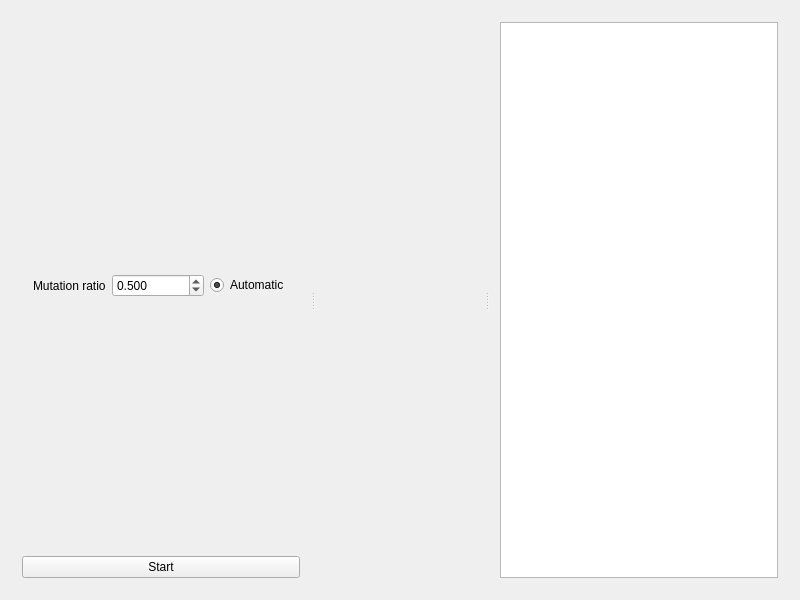
This is ui/main-window.ui in loicbourgois/pony-prediction as Qt 5 draws it before an edit. The edited form follows.
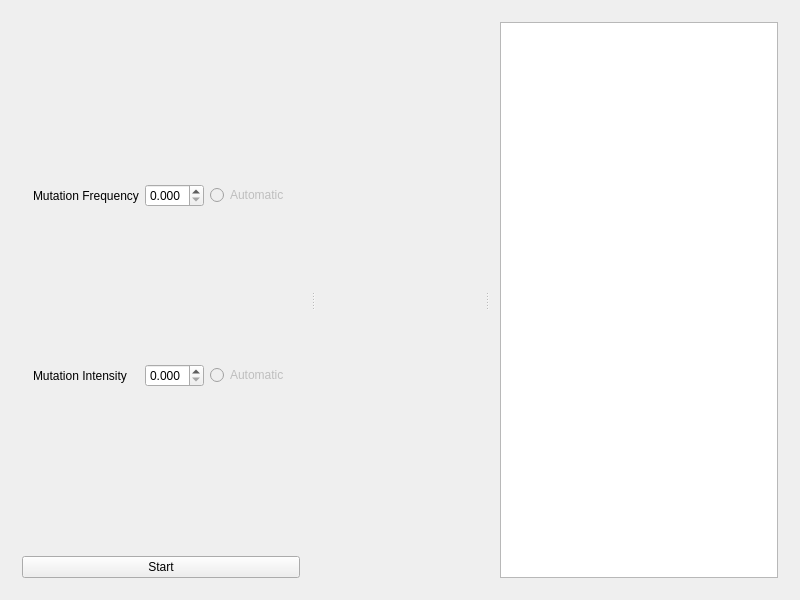
This is the edited form.

Commit message: Add support to change mutationFrequency and mutationIntensity via ui

Diff of the .ui file:
```diff
--- a/ui/main-window.ui
+++ b/ui/main-window.ui
@@ -82,12 +82,15 @@
                <double>0.001000000000000</double>
               </property>
               <property name="value">
-               <double>0.500000000000000</double>
+               <double>0.000000000000000</double>
               </property>
              </widget>
             </item>
             <item row="0" column="2">
-             <widget class="QRadioButton" name="radioButtonMutationRatio">
+             <widget class="QRadioButton" name="radioButtonMutationFrequency">
+              <property name="enabled">
+               <bool>false</bool>
+              </property>
               <property name="sizePolicy">
                <sizepolicy hsizetype="Minimum" vsizetype="Fixed">
                 <horstretch>0</horstretch>
@@ -98,14 +101,50 @@
                <string>Automatic</string>
               </property>
               <property name="checked">
-               <bool>true</bool>
+               <bool>false</bool>
+              </property>
+              <property name="autoExclusive">
+               <bool>false</bool>
               </property>
              </widget>
             </item>
             <item row="0" column="0">
              <widget class="QLabel" name="labelMutationRatio">
               <property name="text">
-               <string>Mutation ratio</string>
+               <string>Mutation Frequency</string>
+              </property>
+             </widget>
+            </item>
+            <item row="1" column="2">
+             <widget class="QRadioButton" name="radioButtonMutationIntensity">
+              <property name="enabled">
+               <bool>false</bool>
+              </property>
+              <property name="text">
+               <string>Automatic</string>
+              </property>
+             </widget>
+            </item>
+            <item row="1" column="1">
+             <widget class="QDoubleSpinBox" name="doubleSpinBoxMutationIntensity">
+              <property name="decimals">
+               <number>3</number>
+              </property>
+              <property name="maximum">
+               <double>1.000000000000000</double>
+              </property>
+              <property name="singleStep">
+               <double>0.001000000000000</double>
+              </property>
+              <property name="value">
+               <double>0.000000000000000</double>
+              </property>
+             </widget>
+            </item>
+            <item row="1" column="0">
+             <widget class="QLabel" name="labelMutationIntensity">
+              <property name="text">
+               <string>Mutation Intensity</string>
               </property>
              </widget>
             </item>
```
Left out of the diff: 4 changed lines with no effect on the pictures. The commit also changes 9 other files.
